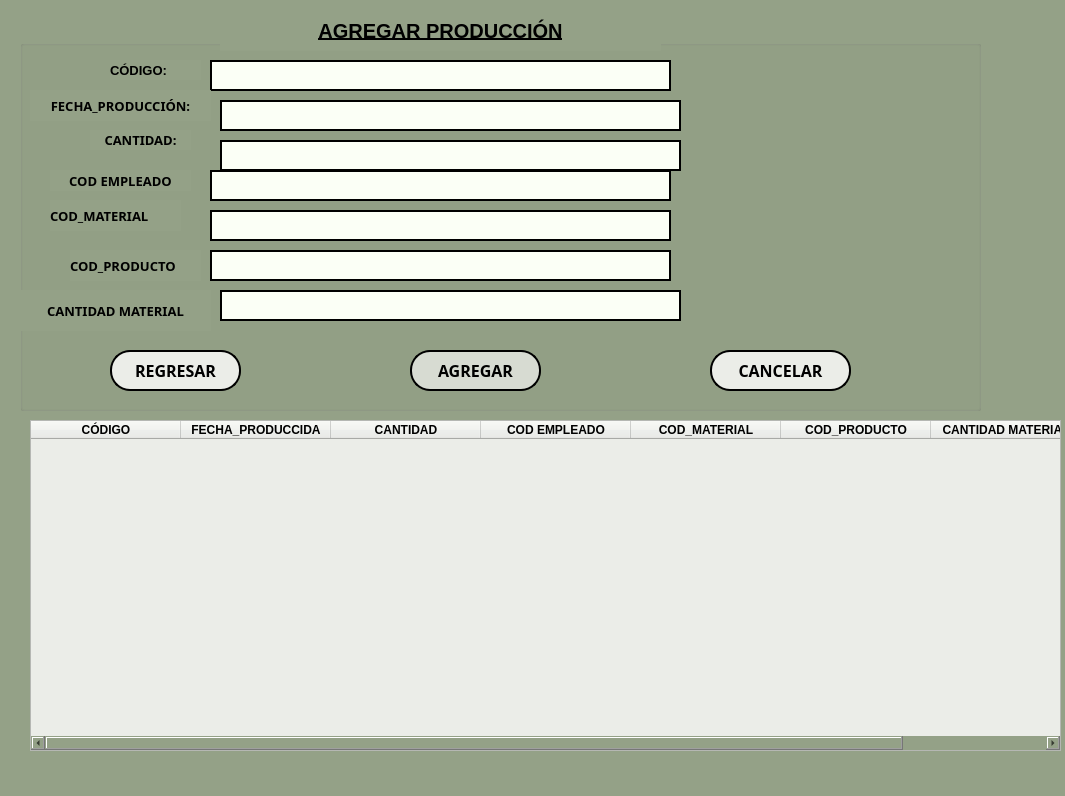
Old version of the form view/produccionregistrar.ui in the repository arturito76/proyecto.
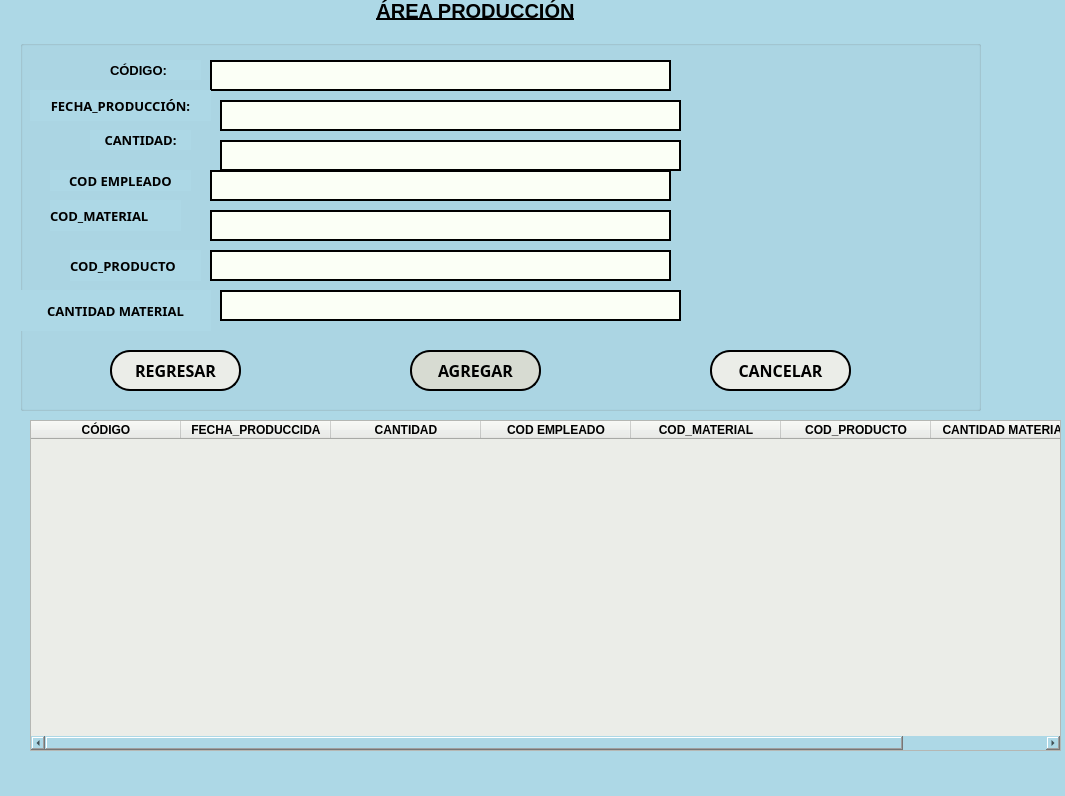
New version of the form.

What changed in the file:
```diff
--- a/view/produccionregistrar.ui
+++ b/view/produccionregistrar.ui
@@ -14,7 +14,8 @@
    <string>MainWindow</string>
   </property>
   <property name="styleSheet">
-   <string notr="true">background-color: rgb(148, 161, 135);</string>
+   <string notr="true">background-color: #ADD8E6; /* Azul Claro */
+</string>
   </property>
   <widget class="QWidget" name="centralwidget">
    <widget class="QTableWidget" name="tablaproduccion">
@@ -494,9 +495,9 @@
     <property name="geometry">
      <rect>
       <x>220</x>
-      <y>10</y>
-      <width>441</width>
-      <height>41</height>
+      <y>0</y>
+      <width>511</width>
+      <height>21</height>
      </rect>
     </property>
     <property name="font">
@@ -509,7 +510,7 @@
      </font>
     </property>
     <property name="text">
-     <string>AGREGAR PRODUCCIÓN</string>
+     <string>ÁREA PRODUCCIÓN</string>
     </property>
     <property name="alignment">
      <set>Qt::AlignCenter</set>
```
